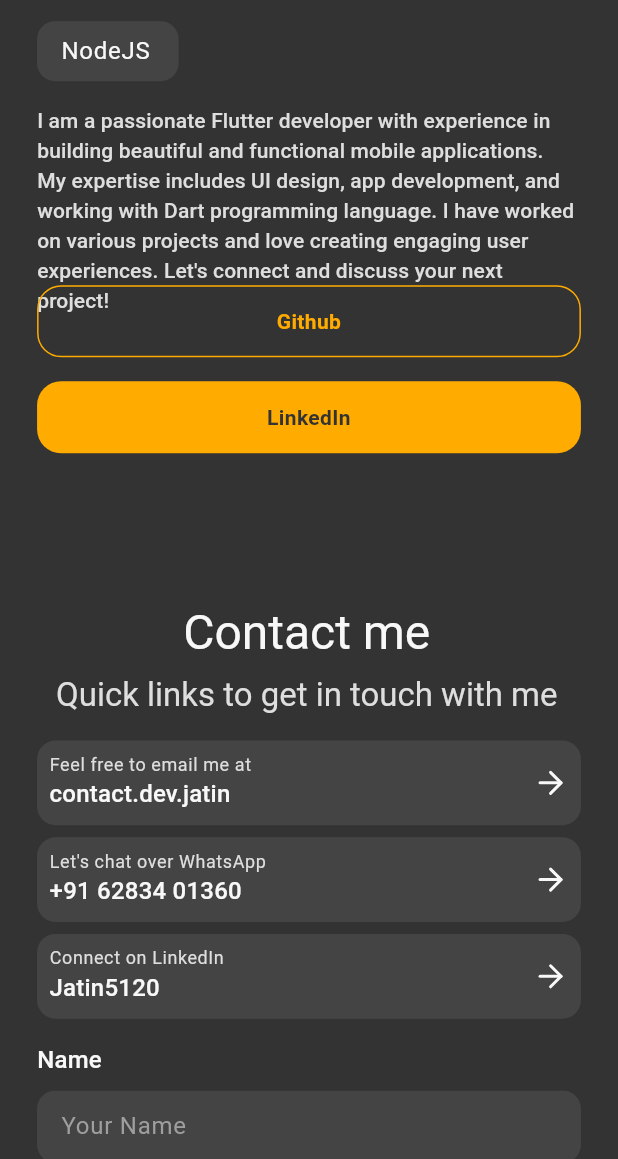
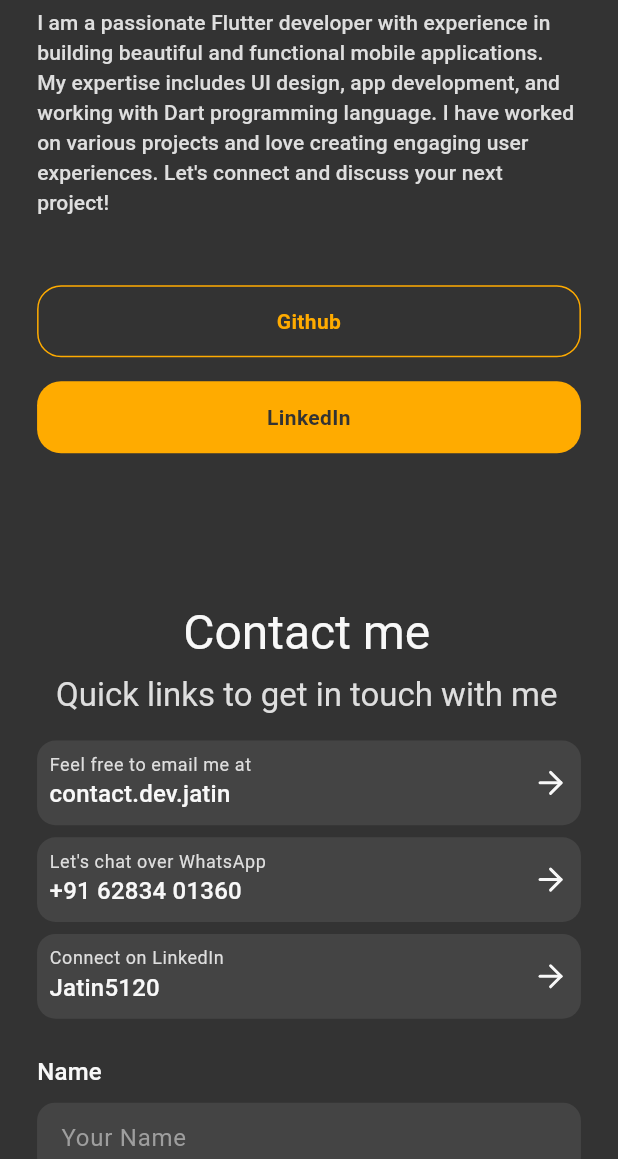
Before and after one commit to Jatin5120/portfolio, a Flutter app: the screen it shows after launch, scrolled down 1152 dp, on a phone screen of 412 x 824 dp, the part 77-1236 px from its top. Run offline on Flutter 3.47's test engine with Material 3 defaults, Android fonts, the phone set to English and light mode, and no system bars; our stand-ins replace firebase_core, flutter_screenutil, flutter_svg, get, google_fonts, rive; accounts and stored records are empty.

Commit message:
fix: small height mobile ui design

```diff
--- a/lib/views/dashboard/views/about_view/mobile.dart
+++ b/lib/views/dashboard/views/about_view/mobile.dart
@@ -5,22 +5,18 @@
 
   @override
   Widget build(BuildContext context) {
-    return SizedBox(
-      width: double.maxFinite,
-      height: Get.height - Dimens.navbarHeight,
+    return ConstrainedBox(
+      constraints: BoxConstraints(
+        maxWidth: Get.width,
+        minHeight: Get.height - Dimens.navbarHeight,
+      ),
       child: Padding(
         padding: ResponsiveState.mobile.pagePadding,
         child: Column(
+          mainAxisAlignment: MainAxisAlignment.spaceBetween,
           children: [
             const AboutImageRow(small: true, isMobile: true),
-            Dimens.boxHeight32,
-            Expanded(
-              child: Column(
-                crossAxisAlignment: CrossAxisAlignment.start,
-                mainAxisAlignment: MainAxisAlignment.start,
-                children: [
-                  Flexible(
-                    child: Column(
+            Column(
               crossAxisAlignment: CrossAxisAlignment.start,
               mainAxisAlignment: MainAxisAlignment.start,
               children: [
@@ -29,7 +25,7 @@
                   style: context.textTheme.headlineSmall?.withTitleColor,
                 ),
                 Dimens.boxHeight8,
-                        const SkillRow(),
+                const SkillRow(isMobile: true),
                 Dimens.boxHeight16,
                 AppText(
                   StringConstants.aboutMe,
@@ -37,13 +33,14 @@
                 ),
               ],
             ),
-                  ),
+            Column(
+              children: [
+                const SizedBox(height: 24),
                 const GithubButton(),
                 const SizedBox(height: 16),
                 const LinkedinButton(),
                 Dimens.boxHeight50,
               ],
-              ),
             ),
           ],
         ),
--- a/lib/views/dashboard/views/contact_view/mobile.dart
+++ b/lib/views/dashboard/views/contact_view/mobile.dart
@@ -5,9 +5,11 @@
 
   @override
   Widget build(BuildContext context) {
-    return SizedBox(
-      width: double.maxFinite,
-      height: Get.height - Dimens.navbarHeight,
+    return ConstrainedBox(
+      constraints: BoxConstraints(
+        maxWidth: Get.width,
+        minHeight: Get.height - Dimens.navbarHeight,
+      ),
       child: Padding(
         padding: ResponsiveState.mobile.pagePadding,
         child: Column(
@@ -29,10 +31,9 @@
                       state: ResponsiveState.mobile,
                     ))
                 .separated(const SizedBox(height: 8)),
+            const SizedBox(height: 24),
+            const ContactForm(state: ResponsiveState.mobile),
             const SizedBox(height: 16),
-            const Expanded(
-              child: ContactForm(state: ResponsiveState.mobile),
-            ),
             const SocialRow(center: true, showName: true),
           ],
         ),
```
Also changed, not shown: lib/views/dashboard/views/landing_view/mobile.dart (+9 -6 lines), lib/widgets/skill.dart (+15 -3 lines). Lines whose indentation alone changed are shown as unchanged.
